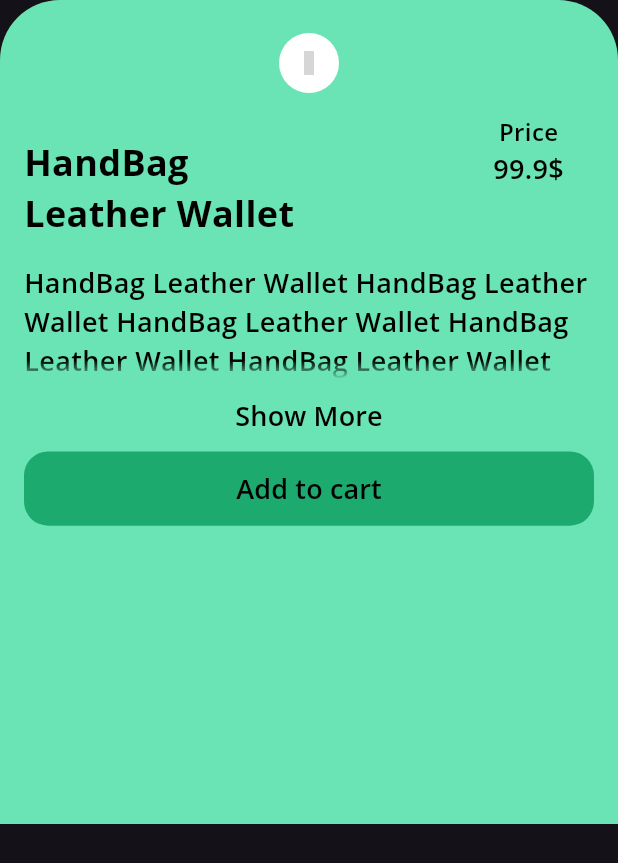
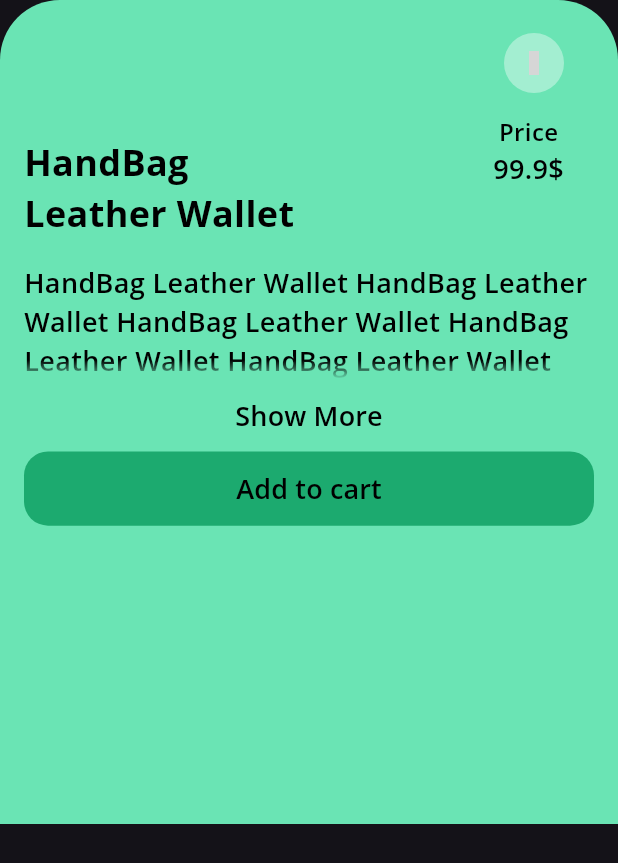
Before and after one commit to HeshamMuhamed00/g_store_app, a Flutter app: the CustomDescribtionItem widget shown alone on an empty page, opened directly, on a phone screen of 412 x 824 dp. Shown: the top 863 px of the screen. Run offline on Flutter 3.47's test engine with Material 3 defaults, Android fonts, the phone set to English and light mode, and no system bars; our stand-ins replace animated_splash_screen, go_router, google_fonts; missing offline and left inert: font_awesome_icon_class; network calls fail; grey boxes are pictures that could not be loaded.

Commit message:
refactor describtion view body

```diff
--- a/lib/Features/product/presentation/view/widget/custom_describtion_item.dart
+++ b/lib/Features/product/presentation/view/widget/custom_describtion_item.dart
@@ -1,7 +1,7 @@
 import 'package:flutter/material.dart';
-import 'package:font_awesome_icon_class/font_awesome_icon_class.dart';
 import 'package:g_store_app/Core/utils/styles.dart';
 import 'package:g_store_app/Core/widget/custom_button.dart';
+import 'package:g_store_app/Features/product/presentation/view/widget/custom_fav_icon.dart';
 
 class CustomDescribtionItem extends StatefulWidget {
   const CustomDescribtionItem({super.key});
@@ -12,6 +12,7 @@ class CustomDescribtionItem extends StatefulWidget {
 
 class _CustomDescribtionItemState extends State<CustomDescribtionItem> {
   bool isShowMore = true;
+  bool isFav = true;
 
   @override
   Widget build(BuildContext context) {
@@ -33,15 +34,7 @@ class _CustomDescribtionItemState extends State<CustomDescribtionItem> {
             const SizedBox(
               height: 22,
             ),
-            const CircleAvatar(
-              backgroundColor: Colors.white,
-              radius: 20,
-              child: Icon(
-                FontAwesomeIcons.solidHeart,
-                size: 16,
-                color: Colors.red,
-              ),
-            ),
+            const CustomFavIcon(),
             const SizedBox(
               height: 14,
             ),
--- /dev/null
+++ b/lib/Features/product/presentation/view/widget/custom_fav_icon.dart
@@ -0,0 +1,35 @@
+import 'package:flutter/material.dart';
+import 'package:font_awesome_icon_class/font_awesome_icon_class.dart';
+
+class CustomFavIcon extends StatefulWidget {
+  const CustomFavIcon({super.key});
+
+  @override
+  State<CustomFavIcon> createState() => _CustomFavIconState();
+}
+
+class _CustomFavIconState extends State<CustomFavIcon> {
+  bool isFav = true;
+  @override
+  Widget build(BuildContext context) {
+    return Padding(
+      padding: const EdgeInsets.only(left: 300),
+      child: CircleAvatar(
+        backgroundColor: Colors.white38,
+        radius: 20,
+        child: IconButton(
+          onPressed: () {
+            setState(() {
+              isFav = !isFav;
+            });
+          },
+          color: isFav ? Colors.red : Colors.white,
+          icon: const Icon(
+            FontAwesomeIcons.solidHeart,
+            size: 16,
+          ),
+        ),
+      ),
+    );
+  }
+}
```
